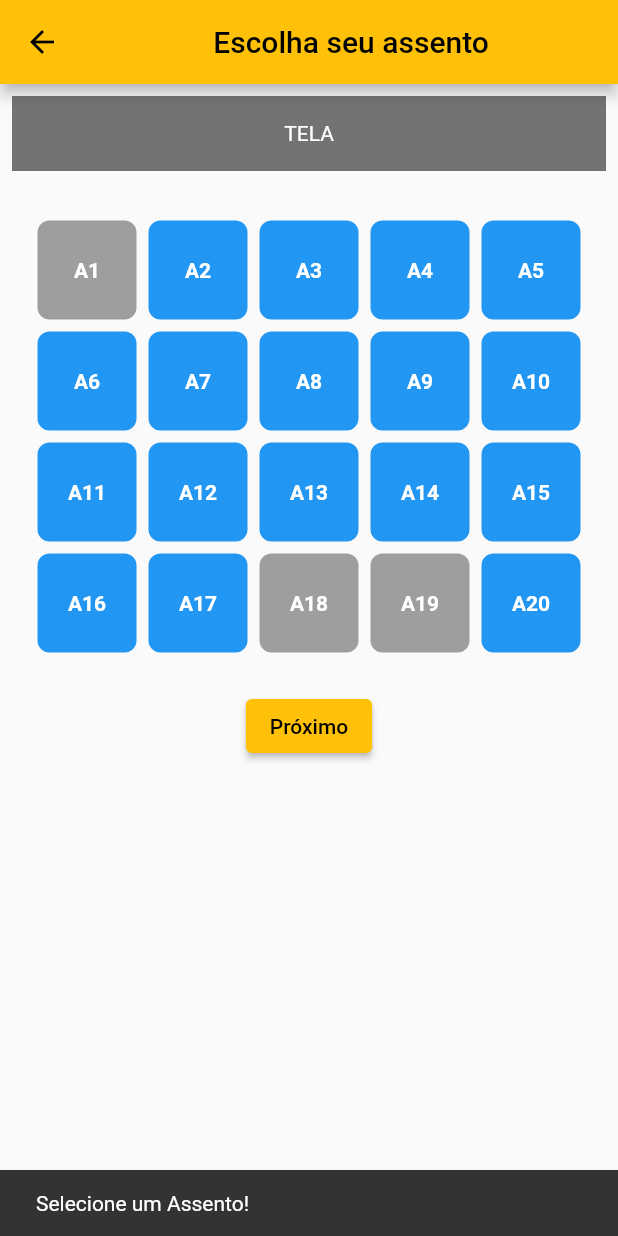
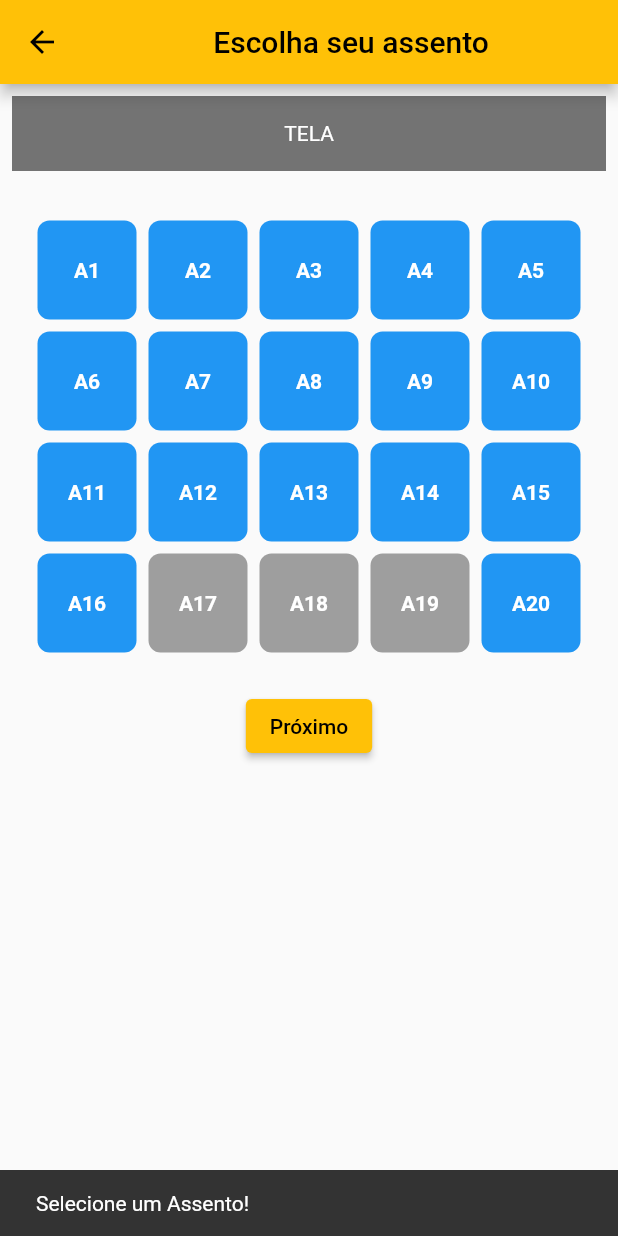
Before and after one commit to CarolLimav/MeuFilmeApp, a Flutter app: the Assento screen opened directly with empty values, after a tap on "Próximo", on a phone screen of 412 x 824 dp. Run offline on Flutter 3.47's test engine with Material 2 defaults, Android fonts, the phone set to English and light mode, and no system bars; network calls fail.

Commit message:
Last Commit

```diff
--- a/lib/pages/assento_page.dart
+++ b/lib/pages/assento_page.dart
@@ -30,7 +30,7 @@ class _AssentoState extends State<Assento> {
     Random random = Random();
     int randomNumber = 0;
     for (int i = 0; i < 2; i++) {
-      randomNumber = random.nextInt(20);
+      randomNumber = random.nextInt(18);
       _seatStatusList[randomNumber] = false;
     }
     randomNumber++;
--- a/lib/pages/finalizar_page.dart
+++ b/lib/pages/finalizar_page.dart
@@ -61,7 +61,7 @@ class FinalizarPage extends StatelessWidget {
                                 const TextStyle(fontWeight: FontWeight.bold))),
                     const SizedBox(height: 16),
                     Center(
-                        child: Text('Total: ${ingresso.valor}',
+                        child: Text('Total: R\$${ingresso.valor}',
                             style:
                                 const TextStyle(fontWeight: FontWeight.bold))),
                     const SizedBox(height: 32),
```
Also changed, not shown: lib/pages/combos_page.dart (+10 -4 lines).
